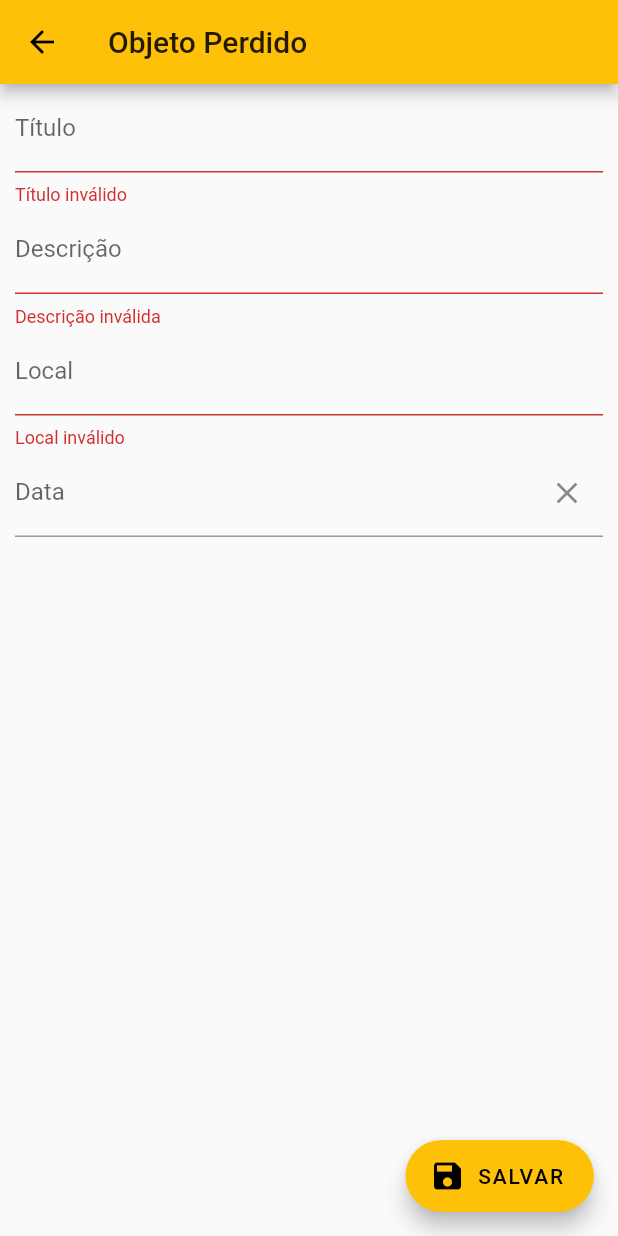
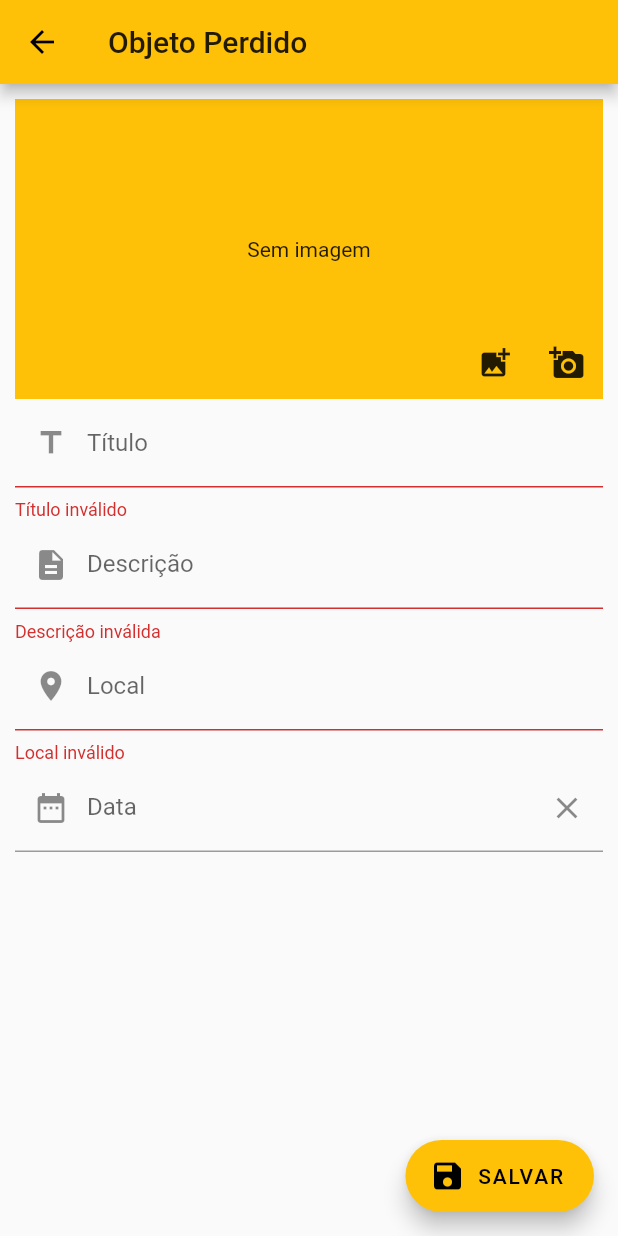
Before and after one commit to marcelobenedito/lost-and-found-aulas-flutter, a Flutter app: the LostObjectDetailPage screen opened by its route, after a tap on "SALVAR", on a phone screen of 412 x 824 dp. Run offline on Flutter 3.47's test engine with Material 2 defaults, Android fonts, the phone set to English and light mode, and no system bars; drawn by our look-alikes of datetime_picker_formfield; our stand-ins replace cached_network_image, cloud_firestore, firebase_auth, firebase_storage, flushbar, image_picker and 1 more; accounts and stored records are empty; network calls fail.

Commit message:
Storage de imagens concluído

```diff
--- a/lib/services/auth.dart
+++ b/lib/services/auth.dart
@@ -95,7 +95,6 @@ class Auth {
   static Future<String> storeUserLocal(User user) async {
     SharedPreferences prefs = await SharedPreferences.getInstance();
     String storeUser = user.toJson();
-    print('store $storeUser');
     await prefs.setString('user', storeUser);
     return user.userId;
   }
@@ -104,7 +103,6 @@ class Auth {
     SharedPreferences prefs = await SharedPreferences.getInstance();
     if (prefs.getString('user') != null) {
       User user = User.fromJson(prefs.getString('user'));
-      print('recover ${user.toJson()}');
       return user;
     } else {
       return null;
--- a/lib/views/found_page.dart
+++ b/lib/views/found_page.dart
@@ -6,6 +6,7 @@ import 'package:lost_and_found/models/user.dart';
 import 'package:lost_and_found/services/auth.dart';
 import 'package:lost_and_found/utils/common.dart';
 import 'package:lost_and_found/views/lost_object_detail_page.dart';
+import 'package:lost_and_found/widgets/circle_network_image.dart';
 import 'package:lost_and_found/widgets/custom_drawer.dart';
 
 class FoundPage extends StatefulWidget {
@@ -96,8 +97,9 @@ class _FoundPageState extends State<FoundPage> {
     return ListTile(
       title: Text(lostObject.title),
       subtitle: Text(lostObject.description),
-      leading: CircleAvatar(
-        child: Text(lostObject.title.toUpperCase()[0]),
+      leading: CircleNetworkImage(
+        initials: lostObject?.getInitials(),
+        pictureUrl: lostObject.pictureUrl,
       ),
     );
   }
--- a/lib/views/lost_object_detail_page.dart
+++ b/lib/views/lost_object_detail_page.dart
@@ -7,9 +7,14 @@ import 'package:intl/intl.dart';
 import 'package:lost_and_found/models/lost_object.dart';
 import 'package:lost_and_found/models/user.dart';
 import 'package:lost_and_found/services/auth.dart';
+import 'package:lost_and_found/widgets/image_area.dart';
 
 class LostObjectDetailPage extends StatefulWidget {
   static const String routeName = '/lostobjectdetail';
+
+  final LostObject lostObject;
+
+  LostObjectDetailPage({this.lostObject});
 
   @override
   _LostObjectDetailPageState createState() => _LostObjectDetailPageState();
@@ -24,6 +29,32 @@ class _LostObjectDetailPageState extends State<LostObjectDetailPage> {
 
   final _dateFormat = DateFormat("dd/MM/yyyy");
   final _initialDateValue = DateTime.now();
+
+  User _localUser;
+  String _urlPicture;
+  LostObject _lostObject = new LostObject();
+
+  @override
+  void initState() {
+    super.initState();
+
+    if (widget.lostObject != null) {
+      _lostObject = LostObject.fromMap(widget.lostObject.toMap());
+      _titleController.text = _lostObject.title;
+      _descriptionController.text = _lostObject.description;
+      _localController.text = _lostObject.local;
+      _dateController.text = _lostObject.date;
+    }
+
+    _loadLocalUser();
+  }
+
+  Future _loadLocalUser() async {
+    final user = await Auth.getUserLocal();
+    setState(() {
+      _localUser = user;
+    });
+  }
 
   @override
   Widget build(BuildContext context) {
@@ -52,19 +83,20 @@ class _LostObjectDetailPageState extends State<LostObjectDetailPage> {
     if (_formKey.currentState.validate()) {
       _formKey.currentState.save();
 
-      User user = await Auth.getUserLocal();
-
-      final lostObject = new LostObject(
+      _lostObject = new LostObject(
         title: _titleController.text,
         description: _descriptionController.text,
         local: _localController.text,
         date: _dateController.text,
-        finderUserId: user.userId,
+        finderUserId: _localUser.userId,
+        pictureUrl: _urlPicture,
       );
+
+      print('Saving ${_lostObject.toJson()}');
 
       await Firestore.instance
           .collection('lost_objects')
-          .add(lostObject.toMap())
+          .add(_lostObject.toMap())
           .then(_onSaveDataSuccess)
           .catchError(_onSaveDataFailure);
     }
@@ -86,12 +118,13 @@ class _LostObjectDetailPageState extends State<LostObjectDetailPage> {
 
   Widget _buildBody() {
     return SingleChildScrollView(
-      padding: EdgeInsets.fromLTRB(10.0, 0.0, 10.0, 10.0),
+      padding: EdgeInsets.all(10.0),
       child: Form(
         key: _formKey,
         child: Column(
           crossAxisAlignment: CrossAxisAlignment.start,
           children: <Widget>[
+            _buildImageArea(),
             _buildTitleTextField(),
             _buildDescriptionTextField(),
             _buildLocalTextField(),
@@ -102,11 +135,24 @@ class _LostObjectDetailPageState extends State<LostObjectDetailPage> {
     );
   }
 
+  Widget _buildImageArea() {
+    return ImageArea(
+      userId: _localUser.userId,
+      onCompleted: (url) {
+        print('onCompleted with url: $url');
+        _urlPicture = url;
+      },
+    );
+  }
+
   Widget _buildTitleTextField() {
     return TextFormField(
       controller: _titleController,
       maxLines: 1,
-      decoration: InputDecoration(labelText: 'Título'),
+      decoration: InputDecoration(
+        labelText: 'Título',
+        prefixIcon: Icon(Icons.title),
+      ),
       validator: (text) => text.isEmpty ? 'Título inválido' : null,
     );
   }
@@ -116,7 +162,10 @@ class _LostObjectDetailPageState extends State<LostObjectDetailPage> {
       controller: _descriptionController,
       minLines: 1,
       maxLines: 5,
-      decoration: InputDecoration(labelText: 'Descrição'),
+      decoration: InputDecoration(
+        labelText: 'Descrição',
+        prefixIcon: Icon(Icons.description),
+      ),
       validator: (text) => text.isEmpty ? 'Descrição inválida' : null,
     );
   }
@@ -125,7 +174,10 @@ class _LostObjectDetailPageState extends State<LostObjectDetailPage> {
     return TextFormField(
       controller: _localController,
       minLines: 1,
-      decoration: InputDecoration(labelText: 'Local'),
+      decoration: InputDecoration(
+        labelText: 'Local',
+        prefixIcon: Icon(Icons.location_on),
+      ),
       validator: (text) => text.isEmpty ? 'Local inválido' : null,
     );
   }
@@ -135,7 +187,10 @@ class _LostObjectDetailPageState extends State<LostObjectDetailPage> {
       controller: _dateController,
       format: _dateFormat,
       initialValue: _initialDateValue,
-      decoration: InputDecoration(labelText: 'Data'),
+      decoration: InputDecoration(
+        labelText: 'Data',
+        prefixIcon: Icon(Icons.date_range),
+      ),
       validator: (date) => date == null ? 'Data inválida' : null,
       onShowPicker: (context, currentValue) {
         return showDatePicker(
--- a/lib/views/profile_page.dart
+++ b/lib/views/profile_page.dart
@@ -1,3 +1,4 @@
+
 import 'package:flutter/material.dart';
 import 'package:lost_and_found/widgets/custom_drawer.dart';
 
@@ -8,6 +9,7 @@ class ProfilePage extends StatefulWidget {
 }
 
 class _ProfilePageState extends State<ProfilePage> {
+
   @override
   Widget build(BuildContext context) {
     return Scaffold(
@@ -41,4 +43,5 @@ class _ProfilePageState extends State<ProfilePage> {
       decoration: InputDecoration(labelText: 'Nome', icon: Icon(Icons.person)),
     );
   }
+
 }
--- a/lib/widgets/custom_drawer.dart
+++ b/lib/widgets/custom_drawer.dart
@@ -15,7 +15,7 @@ class CustomDrawer extends StatefulWidget {
 }
 
 class _CustomDrawerState extends State<CustomDrawer> {
-  User _user;
+  User _user = new User();
 
   @override
   void initState() {
@@ -100,7 +100,7 @@ class _CustomDrawerState extends State<CustomDrawer> {
       accountName: Text(_user?.name ?? ""),
       accountEmail: Text(_user?.email ?? ""),
       currentAccountPicture:
-          CircleAvatar(child: Text(_user?.name?.toUpperCase()[0] ?? "")),
+          CircleAvatar(child: Text(_user?.getInitials() ?? '')),
     );
   }
 }
--- /dev/null
+++ b/lib/widgets/image_area.dart
@@ -0,0 +1,141 @@
+import 'dart:async';
+import 'dart:io';
+
+import 'package:cached_network_image/cached_network_image.dart';
+import 'package:firebase_storage/firebase_storage.dart';
+import 'package:flutter/material.dart';
+import 'package:lost_and_found/utils/image_helper.dart';
+
+class ImageArea extends StatefulWidget {
+  final String emptyText;
+  final String userId;
+  final bool enableCamera;
+  final bool enableGallery;
+  final Function onCompleted;
+  final String url;
+
+  ImageArea(
+      {this.userId = '',
+      this.url,
+      this.emptyText = 'Sem imagem',
+      this.enableCamera = true,
+      this.enableGallery = true,
+      this.onCompleted});
+
+  @override
+  _ImageAreaState createState() => _ImageAreaState();
+}
+
+class _ImageAreaState extends State<ImageArea> {
+  File _localImage;
+
+  @override
+  Widget build(BuildContext context) {
+    return Stack(
+      children: <Widget>[
+        _buildImageContainer(),
+        _buildActionButtons(),
+      ],
+    );
+  }
+
+  Widget _buildImageContainer() {
+    return Container(
+      padding: EdgeInsets.all(4.0),
+      height: 200.0,
+      color: Theme.of(context).primaryColor,
+      child: _loadImage(),
+    );
+  }
+
+  Widget _loadImage() {
+    if (_localImage != null) {
+      return Center(
+        child: Image.file(_localImage, fit: BoxFit.fill,),
+      );
+    }
+
+    if (widget.url != null) {
+      return Center(
+        child: CachedNetworkImage(
+          imageUrl: widget.url,
+          placeholder: (context, url) => CircularProgressIndicator(
+            backgroundColor: Colors.white,
+          ),
+          errorWidget: (context, url, error) => Icon(Icons.error),
+          fit: BoxFit.cover,
+        ),
+      );
+    }
+
+    return Center(
+      child: Text(widget.emptyText),
+    );
+  }
+
+  Widget _buildActionButtons() {
+    return Container(
+      height: 200.0,
+      child: Row(
+        mainAxisAlignment: MainAxisAlignment.end,
+        crossAxisAlignment: CrossAxisAlignment.end,
+        children: <Widget>[
+          widget.enableGallery
+              ? IconButton(
+                  icon: Icon(Icons.add_photo_alternate),
+                  onPressed: _getImageFromGallery,
+                )
+              : SizedBox(),
+          widget.enableCamera
+              ? IconButton(
+                  icon: Icon(Icons.add_a_photo),
+                  onPressed: _getImageFromCamera,
+                )
+              : SizedBox(),
+        ],
+      ),
+    );
+  }
+
+  Future _getImageFromCamera() async {
+    ImageHelper.getImageFromCamera().then(_setImage);
+  }
+
+  Future _getImageFromGallery() async {
+    ImageHelper.getImageFromGallery().then(_setImage);
+  }
+
+  Future<String> _sendImageToFirebase() async {
+    final String path =
+        widget.userId + DateTime.now().millisecondsSinceEpoch.toString();
+    final StorageReference storageReference =
+        FirebaseStorage().ref().child(path);
+    final StorageUploadTask uploadTask = storageReference.putFile(_localImage);
+    final StreamSubscription<StorageTaskEvent> streamSubscription =
+        uploadTask.events.listen((event) {
+      print('EVENT ${event.snapshot.bytesTransferred}');
+      print('EVENT ${event.snapshot.totalByteCount}');
+      print('EVENT ${event.type}');
+    });
+
+    StorageTaskSnapshot taskSnapshot = await uploadTask.onComplete;
+    streamSubscription.cancel();
+
+    String url = await taskSnapshot.ref.getDownloadURL();
+    return url;
+  }
+
+  void _setImage(File image) {
+    setState(() {
+      if (image == null) {
+        return;
+      }
+
+      _localImage = image;
+
+      _sendImageToFirebase().then((url) {
+        if (widget.onCompleted != null) widget.onCompleted(url);
+      });
+    });
+  }
+}
```
Also changed, not shown: lib/models/lost_object.dart (+7 -0 lines), lib/models/user.dart (+7 -0 lines), lib/utils/image_helper.dart (+11 -8 lines), lib/views/home_page.dart (+8 -5 lines), lib/views/sign_in_page.dart (+13 -9 lines), lib/views/sign_up.page.dart (+36 -9 lines), lib/widgets/circle_network_image.dart (added, +43 -0 lines), pubspec.yaml (+7 -57 lines), pubspec.lock, 4 other files.
